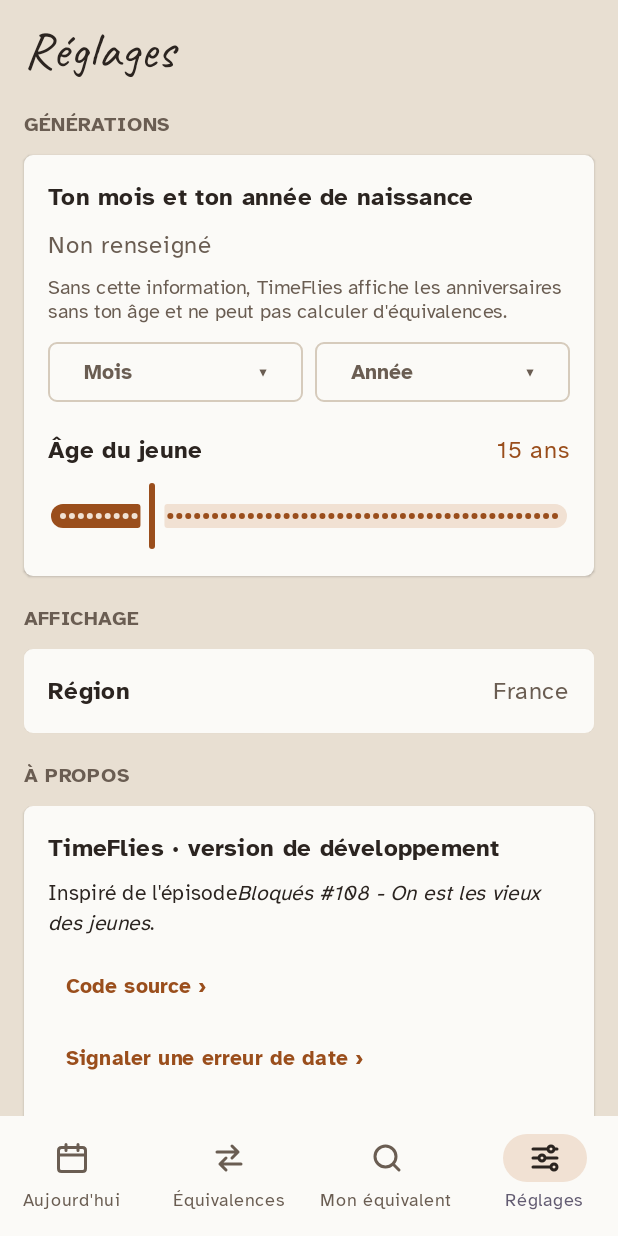
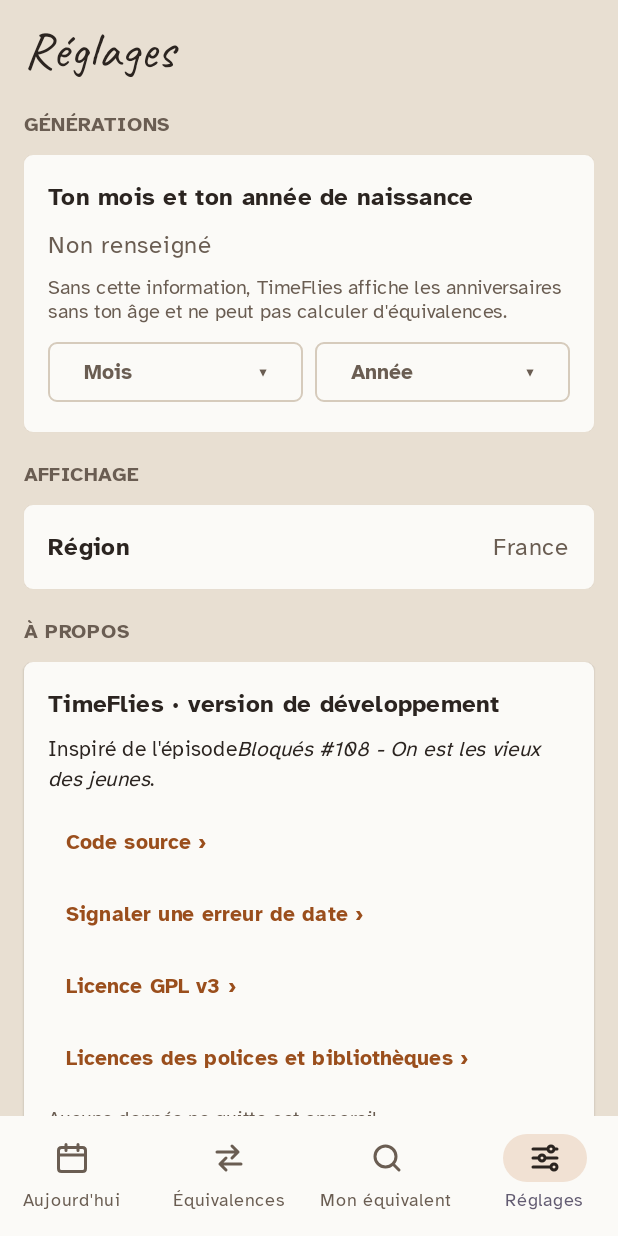
Before and after one commit to Fugeekies/TimeFlies, an Android app built with Jetpack Compose: the screen it shows after launch (MainActivity), item 4 of the bottom bar chosen, on a phone screen of 412 x 824 dp. Run offline under Robolectric (Android 15) with nearby library versions, the phone set to English and light mode, and no system bars; our stand-ins replace Compose Multiplatform resources, navigation suite; 2 statements that could not run were skipped.

Commit message:
Réglages : retirer l'âge du jeune de l'écran
L'âge du jeune se règle là où il sert : bouton « Modifier »
d'Équivalences (jalon 7) et premier lancement (jalon 5). La valeur
reste enregistrée avec les réglages, UpdateSettings.setYoungAge est
gardé. Specs, AGENTS.md, feuille de route et CHANGELOG mis à jour
(décision du 15/11/2026).

Co-Authored-By: Claude Opus 5.5 <noreply@anthropic.com>

```diff
--- a/src/domain/src/commonMain/kotlin/io/github/fugeekies/timeflies/domain/usecase/UpdateSettings.kt
+++ b/src/domain/src/commonMain/kotlin/io/github/fugeekies/timeflies/domain/usecase/UpdateSettings.kt
@@ -12,7 +12,7 @@ class UpdateSettings(
 ) {
     /**
      * Saves the user's birth month and year. A young age that is no longer 5 years younger is kept
-     * (decision of 15/11/2026): the Settings screen shows the message.
+     * (decision of 15/11/2026): the Equivalences screen shows the message.
      *
      * @throws IllegalArgumentException if the year is outside 1920 to the current year minus 5.
      */
--- a/src/ui/src/commonMain/composeResources/values/strings.xml
+++ b/src/ui/src/commonMain/composeResources/values/strings.xml
@@ -67,12 +67,6 @@
     <string name="settings_month">Mois</string>
     <string name="settings_year">Année</string>
     <string name="settings_clear">Effacer</string>
-    <string name="settings_young_age">Âge du jeune</string>
-    <string name="settings_young_too_old">Le jeune doit avoir au moins 5 ans de moins que toi.</string>
-    <plurals name="settings_gap">
-        <item quantity="one">%1$d an d'écart</item>
-        <item quantity="other">%1$d ans d'écart</item>
-    </plurals>
     <string name="settings_display">AFFICHAGE</string>
     <string name="settings_region">Région</string>
     <string name="region_fr">France</string>
--- a/src/ui/src/commonMain/kotlin/io/github/fugeekies/timeflies/ui/settings/SettingsScreen.kt
+++ b/src/ui/src/commonMain/kotlin/io/github/fugeekies/timeflies/ui/settings/SettingsScreen.kt
@@ -17,7 +17,6 @@ import androidx.compose.material3.DropdownMenu
 import androidx.compose.material3.DropdownMenuItem
 import androidx.compose.material3.MaterialTheme
 import androidx.compose.material3.OutlinedButton
-import androidx.compose.material3.Slider
 import androidx.compose.material3.Surface
 import androidx.compose.material3.Text
 import androidx.compose.material3.TextButton
@@ -31,8 +30,6 @@ import androidx.compose.ui.Modifier
 import androidx.compose.ui.platform.LocalUriHandler
 import androidx.compose.ui.semantics.contentDescription
 import androidx.compose.ui.semantics.heading
-import androidx.compose.ui.semantics.liveRegion
-import androidx.compose.ui.semantics.LiveRegionMode
 import androidx.compose.ui.semantics.semantics
 import androidx.compose.ui.text.SpanStyle
 import androidx.compose.ui.text.buildAnnotatedString
@@ -43,7 +40,6 @@ import androidx.compose.ui.unit.dp
 import androidx.compose.ui.unit.sp
 import androidx.lifecycle.compose.collectAsStateWithLifecycle
 import io.github.fugeekies.timeflies.domain.model.Region
-import io.github.fugeekies.timeflies.domain.rules.Generations
 import io.github.fugeekies.timeflies.ui.resources.Res
 import io.github.fugeekies.timeflies.ui.resources.about_dev_version
 import io.github.fugeekies.timeflies.ui.resources.about_event_count
@@ -65,14 +61,11 @@ import io.github.fugeekies.timeflies.ui.resources.settings_birth_unset_help
 import io.github.fugeekies.timeflies.ui.resources.settings_birth_value
 import io.github.fugeekies.timeflies.ui.resources.settings_clear
 import io.github.fugeekies.timeflies.ui.resources.settings_display
-import io.github.fugeekies.timeflies.ui.resources.settings_gap
 import io.github.fugeekies.timeflies.ui.resources.settings_generations
 import io.github.fugeekies.timeflies.ui.resources.settings_month
 import io.github.fugeekies.timeflies.ui.resources.settings_region
 import io.github.fugeekies.timeflies.ui.resources.settings_title
 import io.github.fugeekies.timeflies.ui.resources.settings_year
-import io.github.fugeekies.timeflies.ui.resources.settings_young_age
-import io.github.fugeekies.timeflies.ui.resources.settings_young_too_old
 import io.github.fugeekies.timeflies.ui.resources.years_count
 import io.github.fugeekies.timeflies.ui.text.capitalized
 import io.github.fugeekies.timeflies.ui.theme.LocalStyle
@@ -81,7 +74,6 @@ import kotlinx.datetime.number
 import org.jetbrains.compose.resources.pluralStringResource
 import org.jetbrains.compose.resources.stringArrayResource
 import org.jetbrains.compose.resources.stringResource
-import kotlin.math.roundToInt
 
 private const val REPOSITORY_URL = "https://github.com/Fugeekies/TimeFlies"
 private const val ISSUES_URL = "$REPOSITORY_URL/issues"
@@ -188,30 +180,6 @@ private fun ColumnScope.GenerationsPanel(state: SettingsUiState, viewModel: Sett
             Text(stringResource(Res.string.settings_clear))
         }
     }
-
-    Row(Modifier.fillMaxWidth().padding(top = 8.dp), verticalAlignment = Alignment.CenterVertically) {
-        Text(stringResource(Res.string.settings_young_age), style = MaterialTheme.typography.titleMedium, color = colors.onSurface, modifier = Modifier.weight(1f))
-        Text(pluralStringResource(Res.plurals.years_count, state.youngAge, state.youngAge), style = MaterialTheme.typography.bodyLarge, color = colors.primary)
-    }
-    val youngAgeLabel = stringResource(Res.string.settings_young_age)
-    Slider(
-        value = state.youngAge.toFloat(),
-        onValueChange = { viewModel.onYoungAgeChange(it.roundToInt()) },
-        onValueChangeFinished = viewModel::onYoungAgeChangeFinished,
-        valueRange = Generations.MIN_YOUNG_AGE.toFloat()..Generations.MAX_YOUNG_AGE.toFloat(),
-        steps = Generations.MAX_YOUNG_AGE - Generations.MIN_YOUNG_AGE - 1,
-        modifier = Modifier.semantics { contentDescription = youngAgeLabel },
-    )
-    val gap = state.gap
-    when {
-        state.youngTooOld -> Text(
-            stringResource(Res.string.settings_young_too_old),
-            style = MaterialTheme.typography.bodyMedium,
-            color = colors.error,
-            modifier = Modifier.semantics { liveRegion = LiveRegionMode.Polite },
-        )
-        gap != null -> Text(pluralStringResource(Res.plurals.settings_gap, gap, gap), style = MaterialTheme.typography.bodyMedium, color = colors.onSurfaceVariant)
-    }
 }
 
 /** A button that opens a list of choices: [value] once picked, otherwise the field [name]. */
--- a/src/ui/src/commonMain/kotlin/io/github/fugeekies/timeflies/ui/settings/SettingsViewModel.kt
+++ b/src/ui/src/commonMain/kotlin/io/github/fugeekies/timeflies/ui/settings/SettingsViewModel.kt
@@ -25,7 +25,6 @@ import kotlinx.datetime.YearMonth
  *
  * @property month month picked while the birth is not saved yet (both lists are needed to save it).
  * @property year year picked while the birth is not saved yet.
- * @property youngAge the young age shown by the slider: the one being dragged, or the saved one.
  * @property eventCount number of events in the base; null until counted or when the base cannot be read.
  */
 data class SettingsUiState(
@@ -33,19 +32,17 @@ data class SettingsUiState(
     val birth: YearMonth?,
     val month: Month?,
     val year: Int?,
-    val youngAge: Int,
     val region: Region,
     val eventCount: Int?,
 ) {
     val birthYears: IntRange get() = Generations.birthYears(today)
     val userAge: Int? get() = birth?.let { Generations.userAge(it, today) }
-    val gap: Int? get() = birth?.let { Generations.gap(it, youngAge, today) }
-
-    /** "Le jeune doit avoir au moins 5 ans de moins que toi." is shown. */
-    val youngTooOld: Boolean get() = !Generations.isYoungAgeAllowed(youngAge, birth, today)
 }
 
-/** State of the Settings screen (docs/UISpec/Settings.template.md). Every change is saved at once. */
+/**
+ * State of the Settings screen (docs/UISpec/Settings.template.md). Every change is saved at once.
+ * The young person's age is not set here but on the Equivalences screen (decision of 15/11/2026).
+ */
 class SettingsViewModel(
     observeSettings: ObserveSettings,
     private val updateSettings: UpdateSettings,
@@ -53,7 +50,7 @@ class SettingsViewModel(
     private val clock: Clock,
 ) : ViewModel() {
 
-    private data class Draft(val month: Month? = null, val year: Int? = null, val youngAge: Int? = null)
+    private data class Draft(val month: Month? = null, val year: Int? = null)
 
     private val draft = MutableStateFlow(Draft())
     private val eventCount = MutableStateFlow<Int?>(null)
@@ -79,7 +76,6 @@ class SettingsViewModel(
         birth = settings.birth,
         month = settings.birth?.month ?: draft.month,
         year = settings.birth?.year ?: draft.year,
-        youngAge = draft.youngAge ?: settings.youngAge,
         region = settings.region,
         eventCount = count,
     )
@@ -93,37 +89,17 @@ class SettingsViewModel(
         val current = state.value ?: return
         val newMonth = month ?: current.month
         val newYear = year ?: current.year
-        draft.value = draft.value.copy(month = newMonth, year = newYear)
+        draft.value = Draft(newMonth, newYear)
         if (newMonth != null && newYear != null) {
             viewModelScope.launch {
                 updateSettings.setBirth(YearMonth(newYear, newMonth))
-                draft.value = draft.value.copy(month = null, year = null)
-                saveYoungAgeDraft()
+                draft.value = Draft()
             }
         }
     }
 
     fun onClearBirth() {
-        draft.value = draft.value.copy(month = null, year = null)
-        viewModelScope.launch {
-            updateSettings.clearBirth()
-            saveYoungAgeDraft()
-        }
-    }
-
-    /** While the slider moves: shown, not saved yet. */
-    fun onYoungAgeChange(age: Int) {
-        draft.value = draft.value.copy(youngAge = age)
-    }
-
-    /** When the slider is released: saved if allowed; otherwise it stays shown with the message. */
-    fun onYoungAgeChangeFinished() {
-        viewModelScope.launch { saveYoungAgeDraft() }
-    }
-
-    /** Saves a young age left unsaved, once the birth allows it (also after the birth changes). */
-    private suspend fun saveYoungAgeDraft() {
-        val age = draft.value.youngAge ?: return
-        if (updateSettings.setYoungAge(age)) draft.value = draft.value.copy(youngAge = null)
+        draft.value = Draft()
+        viewModelScope.launch { updateSettings.clearBirth() }
     }
 }
```
Also changed, not shown: 7 other files.
